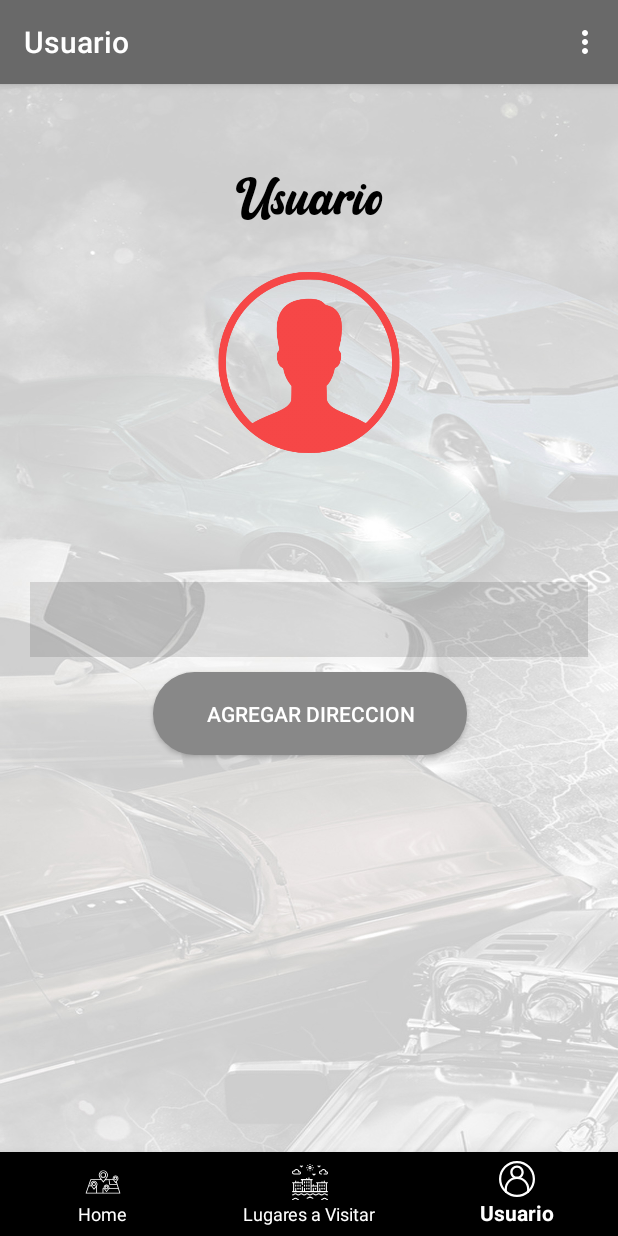
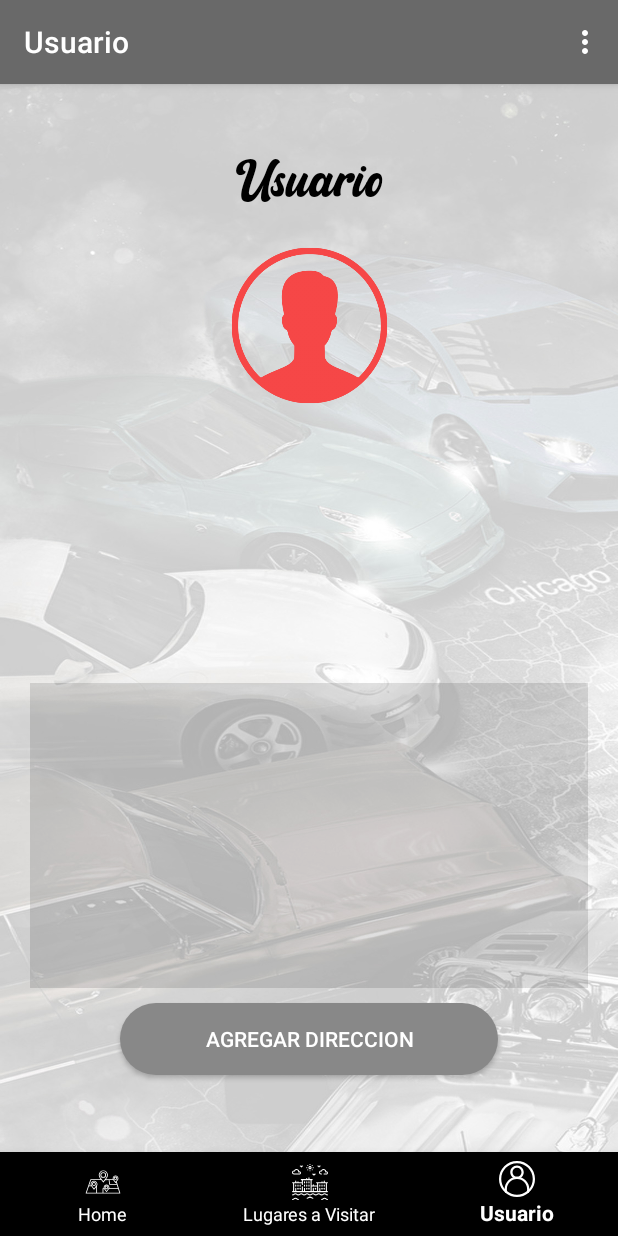
Before and after one commit to DolphH12/Practica6_VIAGGIARE, an Android app: the UserFragment screen opened through its navigation route, on a phone screen of 412 x 824 dp. Run offline under Robolectric (Android 15) with nearby library versions, the light colour scheme and no system bars; our stand-ins replace Firebase (no records; nobody signed in at launch, a user with empty details on screens opened directly), navigation-ui; Roboto replaces fonts that are not available here.

Commit message:
Laboratorio 6 Viaggiare Hecho por Dolph y Thomas

```diff
--- a/app/build.gradle
+++ b/app/build.gradle
@@ -55,5 +55,4 @@ dependencies {
     testImplementation 'junit:junit:4.12'
     androidTestImplementation 'androidx.test.ext:junit:1.1.1'
     androidTestImplementation 'androidx.test.espresso:espresso-core:3.2.0'
-
 }
--- a/app/src/main/AndroidManifest.xml
+++ b/app/src/main/AndroidManifest.xml
@@ -11,6 +11,9 @@
     <uses-permission android:name="android.permission.ACCESS_FINE_LOCATION" />
     <uses-permission android:name="android.permission.ACCESS_COARSE_LOCATION" />
 
+    <uses-feature
+        android:glEsVersion="0x00020000"
+        android:required="true" />
 
     <application
         android:allowBackup="true"
@@ -32,6 +35,7 @@
             android:name="com.google.android.geo.API_KEY"
             android:value="@string/google_maps_key" />
 
+
         <activity
             android:name=".MainActivity"
             android:label="@string/title_activity_bottom_navigation" />
--- a/app/src/main/java/com/dolphhincapie/introviaggiare/LoginActivity.kt
+++ b/app/src/main/java/com/dolphhincapie/introviaggiare/LoginActivity.kt
@@ -3,6 +3,7 @@ package com.dolphhincapie.introviaggiare
 import android.content.Intent
 import android.os.Bundle
 import android.util.Log
+import android.view.View
 import android.widget.Toast
 import androidx.appcompat.app.AppCompatActivity
 import com.google.firebase.auth.FirebaseAuth
@@ -34,7 +35,7 @@ class LoginActivity : AppCompatActivity() {
         bt_ingresar.setOnClickListener {
             val correo = te_usuario.text.toString()
             val contrasena = te_contrasena.text.toString()
-
+            progressBar.visibility = View.VISIBLE
             if (correo.isNullOrEmpty()) {
                 te_usuario.error = "Campo Vacio"
             } else if (contrasena.isNullOrEmpty()) {
@@ -45,6 +46,7 @@ class LoginActivity : AppCompatActivity() {
                         this
                     ) { task ->
                         if (task.isSuccessful) {
+                            progressBar.visibility = View.GONE
                             goToMainActivity()
                         } else {
                             val mensaje = task.exception!!.message.toString()
@@ -61,6 +63,7 @@ class LoginActivity : AppCompatActivity() {
                                 ).show()
                                 te_usuario.error = "Campo Incorrecto"
                             }
+                            progressBar.visibility = View.GONE
                             Log.w("TAG", "signInWithEmail:failure", task.exception)
                         }
                     }
--- a/app/src/main/res/layout/fragment_user.xml
+++ b/app/src/main/res/layout/fragment_user.xml
@@ -5,6 +5,7 @@
     android:layout_width="match_parent"
     android:layout_height="match_parent"
     android:background="@drawable/back"
+    android:fillViewport="true"
     tools:context=".fragments.UserFragment">
 
     <androidx.constraintlayout.widget.ConstraintLayout
@@ -16,7 +17,7 @@
             android:id="@+id/textView3"
             android:layout_width="wrap_content"
             android:layout_height="wrap_content"
-            android:layout_marginTop="36dp"
+            android:layout_marginTop="24dp"
             android:fontFamily="@font/retrow_mentho"
             android:text="@string/Usuario"
             android:textColor="@color/common_google_signin_btn_text_dark_focused"
@@ -27,8 +28,8 @@
 
         <ImageView
             android:id="@+id/imageView3"
-            android:layout_width="137dp"
-            android:layout_height="143dp"
+            android:layout_width="127dp"
+            android:layout_height="118dp"
             android:layout_marginTop="16dp"
             android:backgroundTint="@color/gray_buscador"
             android:src="@drawable/user"
@@ -66,23 +67,24 @@
 
         <Button
             android:id="@+id/bt_aggdir"
-            android:layout_width="209dp"
-            android:layout_height="55dp"
+            android:layout_width="0dp"
+            android:layout_height="wrap_content"
+            android:layout_marginStart="60dp"
+            android:layout_marginEnd="60dp"
             android:background="@android:drawable/toast_frame"
             android:backgroundTint="@color/gray_buscador"
             android:text="@string/agregar_direccion"
             android:textColor="@android:color/background_light"
             app:layout_constraintBottom_toTopOf="@id/textInputLayout"
             app:layout_constraintEnd_toEndOf="parent"
-            app:layout_constraintHorizontal_bias="0.506"
+            app:layout_constraintHorizontal_bias="0.493"
             app:layout_constraintStart_toStartOf="parent" />
 
         <com.google.android.material.textfield.TextInputLayout
             android:id="@+id/textInputLayout"
             android:layout_width="272dp"
-            android:layout_height="50dp"
+            android:layout_height="wrap_content"
             android:layout_marginStart="50dp"
-            android:layout_marginTop="20dp"
             android:layout_marginEnd="50dp"
             app:layout_constraintBottom_toTopOf="@+id/textInputLayout2"
             app:layout_constraintEnd_toEndOf="parent"
@@ -101,7 +103,7 @@
         <com.google.android.material.textfield.TextInputLayout
             android:id="@+id/textInputLayout2"
             android:layout_width="272dp"
-            android:layout_height="50dp"
+            android:layout_height="wrap_content"
             android:layout_marginStart="50dp"
             android:layout_marginEnd="50dp"
             android:layout_marginBottom="10dp"
@@ -122,7 +124,7 @@
         <androidx.core.widget.NestedScrollView
             android:id="@+id/nestedScrollView"
             android:layout_width="0dp"
-            android:layout_height="50dp"
+            android:layout_height="203dp"
             android:layout_marginBottom="10dp"
             android:fillViewport="true"
             app:layout_constraintBottom_toTopOf="@+id/bt_aggdir"
@@ -141,8 +143,8 @@
         <Button
             android:id="@+id/bt_ingresardir"
             android:layout_width="208dp"
-            android:layout_height="54dp"
-            android:layout_marginBottom="36dp"
+            android:layout_height="wrap_content"
+            android:layout_marginBottom="100dp"
             android:background="@android:drawable/toast_frame"
             android:backgroundTint="@color/gray_buscador"
             android:text="@string/anadir"
```
Also changed, not shown: app/src/main/java/com/dolphhincapie/introviaggiare/MainActivity.kt (+8 -1 lines), app/src/main/java/com/dolphhincapie/introviaggiare/fragments/MapsFragment.kt (+74 -3 lines), app/src/main/java/com/dolphhincapie/introviaggiare/fragments/UserFragment.kt (+6 -4 lines), app/src/main/res/layout/activity_login.xml (+13 -0 lines), app/src/main/res/layout/dialog_layout.xml (added, +102 -0 lines), 1 other file.
